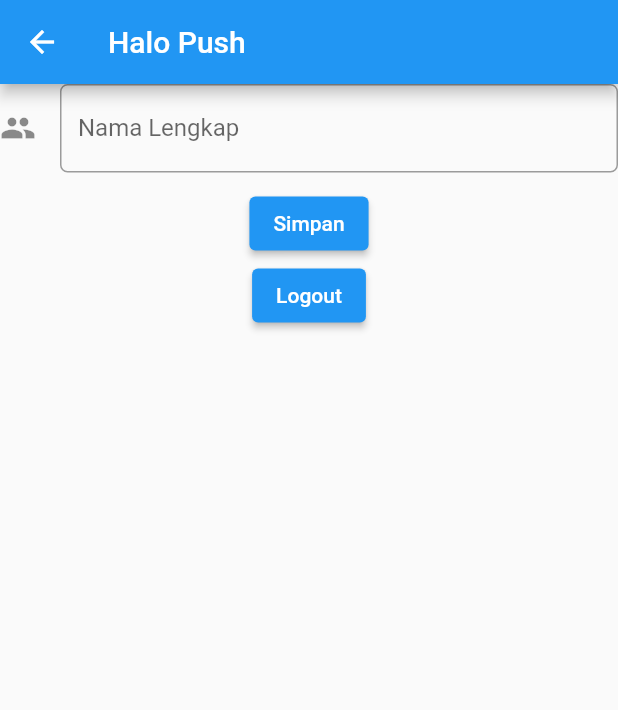
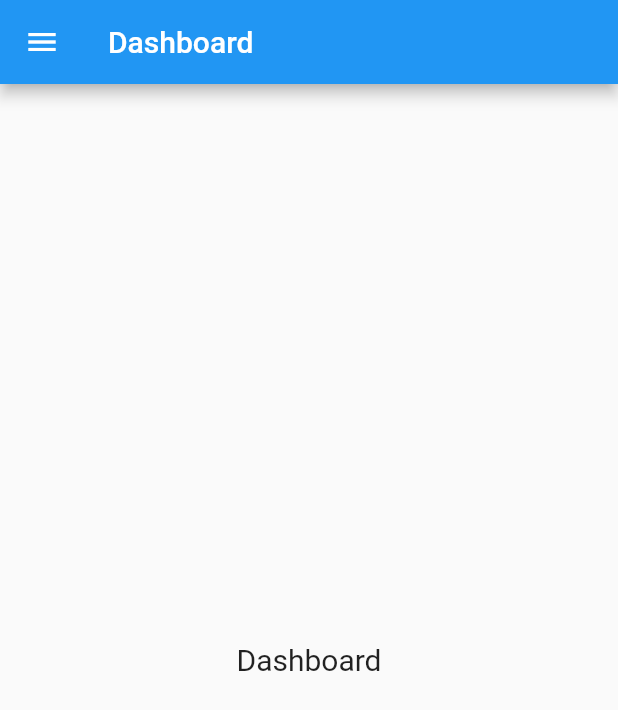
Before and after one commit to MangWirya/flutterdroid2021, a Flutter app: the MyHomePage screen opened directly, after a tap on "Login", on a phone screen of 412 x 824 dp. Shown: the top 710 px of the screen. Run offline on Flutter 3.47's test engine with Material 2 defaults, Android fonts, the phone set to English and light mode, and no system bars; our stand-ins replace shared_preferences; accounts and stored records are empty.

```diff
--- /dev/null
+++ b/lib/dshboard.dart
@@ -0,0 +1,124 @@
+import 'package:flutter/material.dart';
+import 'package:flutter_progmob_2021/dosen/dshboarddosen.dart';
+import 'package:flutter_progmob_2021/main.dart';
+import 'package:shared_preferences/shared_preferences.dart';
+
+class Dshboard extends StatefulWidget {
+  const Dshboard({Key? key, required this.title}) : super(key: key);
+
+  final String title;
+
+  @override
+  State<Dshboard> createState() => _DshboardState();
+}
+
+class _DshboardState extends State<Dshboard> {
+  final _formKey = GlobalKey<FormState>();
+
+
+  @override
+  void initState() {
+    super.initState();
+  }
+
+  @override
+  Widget build(BuildContext context) {
+    return Scaffold(
+      appBar: AppBar(
+        title: Text(widget.title),
+      ),
+      drawer: Drawer(
+        child: ListView(
+          children: <Widget>[
+            UserAccountsDrawerHeader(
+                accountName: Text("Wirya"),
+                accountEmail: Text("kmgwirya@gmail.com"),
+                currentAccountPicture: CircleAvatar(
+                backgroundColor: Colors.white,
+                child: Text(
+                    "W",
+                  style: TextStyle(fontSize: 40.0),
+                  ),
+                ),
+            ),
+            ListTile(
+              title: Text("Data Dosen"),
+              trailing: Icon(Icons.people),
+              subtitle: Text("Menu CRUD Data Dosen"),
+              onTap: (){
+                Navigator.pop(context);
+                Navigator.push(
+                  context,
+                  MaterialPageRoute(builder: (context) => DshboardDosen(title: "Dashboard Dosen")),
+                );
+              },
+            ),
+            ListTile(
+              title: Text("Data Mahasiswa"),
+              trailing: Icon(Icons.people_outline),
+              subtitle: Text("Menu CRUD Data Mahasiswa"),
+              onTap: (){
+                Navigator.pop(context);
+                Navigator.push(
+                    context,
+                    MaterialPageRoute(builder: (context) => Dshboard(title: "Dashboard Mahasiswa")),
+                );
+              },
+            ),
+            ListTile(
+              title: Text("Data Matakuliah"),
+              trailing: Icon(Icons.library_books),
+              subtitle: Text("Menu CRUD Data Matakuliah"),
+              onTap: (){
+                Navigator.pop(context);
+                Navigator.push(
+                  context,
+                  MaterialPageRoute(builder: (context) => Dshboard(title: "Dashboard Mahasiswa")),
+                );
+              },
+            ),
+            ListTile(
+              title: Text("Data Jadwal"),
+              trailing: Icon(Icons.schedule),
+              subtitle: Text("Menu CRUD Data Jadwal"),
+              onTap: (){
+                Navigator.pop(context);
+                Navigator.push(
+                  context,
+                  MaterialPageRoute(builder: (context) => Dshboard(title: "Dashboard Mahasiswa")),
+                );
+              },
+            ),
+            Divider(
+              color: Colors.black,
+              height: 20,
+              indent: 10,
+              endIndent: 10,
+            ),
+            ListTile(
+              title: Text("Logout"),
+              trailing: Icon(Icons.exit_to_app),
+              onTap: () async{
+                SharedPreferences pref = await SharedPreferences.getInstance();
+                await pref.setInt("is_login", 0);
+                Navigator.pushReplacement(
+                    context,
+                    MaterialPageRoute(builder: (context) => MyHomePage(title: "Halo",)),
+                );
+              },
+            ),
+          ],
+        ),
+      ),
+      body: Container(
+        child: Center(
+          child: Text("Dashboard",
+          style: TextStyle(
+            fontSize: 20
+            )
+          ),
+        ),
+      )
+    );
+  }
+}
--- a/lib/main.dart
+++ b/lib/main.dart
@@ -1,5 +1,6 @@
 import 'package:flutter/material.dart';
 import 'package:flutter_progmob_2021/pertemuan1.dart';
+import 'package:flutter_progmob_2021/dshboard.dart';
 import 'package:shared_preferences/shared_preferences.dart';
 
 void main() {
@@ -69,7 +70,7 @@ class _MyHomePageState extends State<MyHomePage> {
     if(isLogin == 1){
       Navigator.pushReplacement(
         context,
-        MaterialPageRoute(builder: (context) => Pertemuan1(title: "Halo Push")),
+        MaterialPageRoute(builder: (context) => Dshboard(title: "Dashboard")),
       );
     }
   }
@@ -111,7 +112,7 @@ class _MyHomePageState extends State<MyHomePage> {
              await prefs.setInt("is_login", 1);
              Navigator.pushReplacement(
                context,
-               MaterialPageRoute(builder: (context) => Pertemuan1(title: "Halo Push")),
+               MaterialPageRoute(builder: (context) => Dshboard(title: "Dashboard")),
              );
            }, child: Text(
                'Login'
```
Also changed, not shown: lib/dosen/dshboarddosen.dart (added, +52 -0 lines), lib/splashscreen.dart (added), 1 other file.
